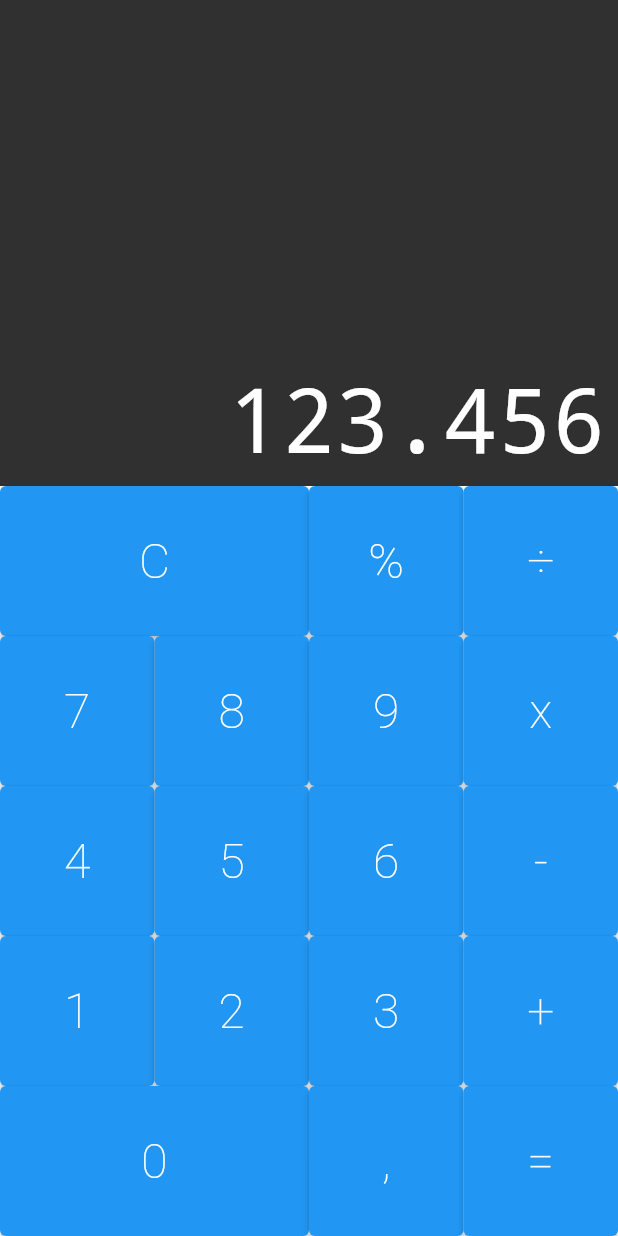
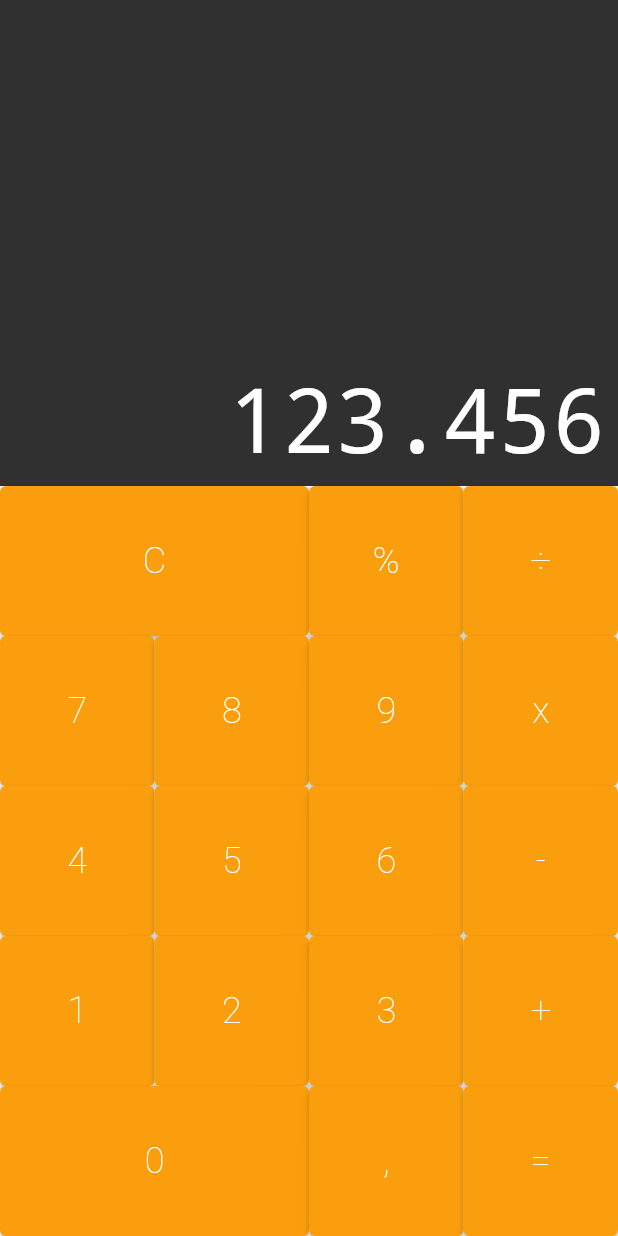
Before and after one commit to Tiagoow03/calculator-system, a Flutter app: the screen it shows after launch, on a phone screen of 412 x 824 dp. Run offline on Flutter 3.47's test engine with Material 2 defaults, Android fonts, the phone set to English and light mode, and no system bars.

```diff
--- a/lib/interfaces/widgets/botao.dart
+++ b/lib/interfaces/widgets/botao.dart
@@ -16,13 +16,15 @@ class Botao extends StatelessWidget {
       flex: grande ? 2 : 1,
       child: ElevatedButton(
         onPressed: () {},
+        style: ElevatedButton.styleFrom(
+          backgroundColor: Theme.of(context).colorScheme.secondary,
+          textStyle: const TextStyle(
+            fontSize: 24,
+            fontWeight: FontWeight.w200,
+          ),
+        ),
         child: Text(
           texto,
-          style: const TextStyle(
-            color: Colors.white,
-            fontSize: 32,
-            fontWeight: FontWeight.w200,
-          ),
         ),
       ),
     );
--- a/lib/main.dart
+++ b/lib/main.dart
@@ -10,9 +10,16 @@ class Calculadora extends StatelessWidget {
 
   @override
   Widget build(BuildContext context) {
-    return const MaterialApp(
-      home: HomePage(),
+    return MaterialApp(
+      home: const HomePage(),
       debugShowCheckedModeBanner: false,
+      theme: ThemeData(
+        colorScheme: ColorScheme.fromSwatch().copyWith(
+          primary: const Color(0xFF707070), //default
+          secondary: const Color(0xFFFA9E0D), //operation
+          inversePrimary: const Color(0xFF525252), //dark
+        ),
+      ),
     );
   }
 }
```
